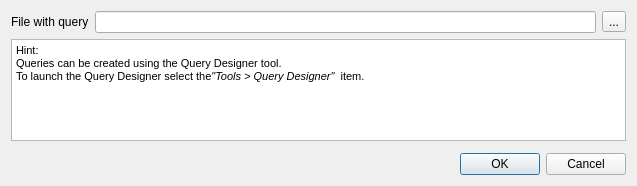
Qt form src/plugins/query_designer/src/QDDialog.ui (ugeneunipro/ugene) before a commit.
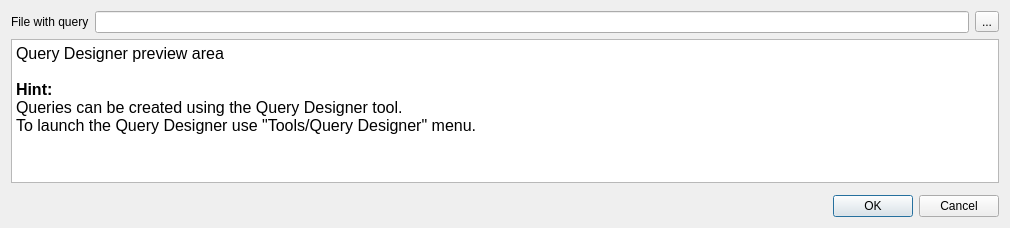
The same form after that commit.

The edit to the form file:
```diff
--- a/src/plugins/query_designer/src/QDDialog.ui
+++ b/src/plugins/query_designer/src/QDDialog.ui
@@ -6,8 +6,8 @@
    <rect>
     <x>0</x>
     <y>0</y>
-    <width>637</width>
-    <height>186</height>
+    <width>1010</width>
+    <height>228</height>
    </rect>
   </property>
   <property name="windowTitle">
@@ -24,11 +24,7 @@
       </widget>
      </item>
      <item>
-      <widget class="QLineEdit" name="queryFileEdit">
-       <property name="readOnly">
-        <bool>false</bool>
-       </property>
-      </widget>
+      <widget class="QLineEdit" name="queryFileEdit"/>
      </item>
      <item>
       <widget class="QToolButton" name="tbSelectQuery">
@@ -50,14 +46,21 @@
        <verstretch>0</verstretch>
       </sizepolicy>
      </property>
+     <property name="minimumSize">
+      <size>
+       <width>0</width>
+       <height>120</height>
+      </size>
+     </property>
      <property name="html">
       <string>&lt;!DOCTYPE HTML PUBLIC &quot;-//W3C//DTD HTML 4.0//EN&quot; &quot;http://www.w3.org/TR/REC-html40/strict.dtd&quot;&gt;
-&lt;html&gt;&lt;head&gt;&lt;meta name=&quot;qrichtext&quot; content=&quot;1&quot; /&gt;&lt;style type=&quot;text/css&quot;&gt;
+&lt;html&gt;&lt;head&gt;&lt;meta name=&quot;qrichtext&quot; content=&quot;1&quot; /&gt;&lt;meta charset=&quot;utf-8&quot; /&gt;&lt;style type=&quot;text/css&quot;&gt;
 p, li { white-space: pre-wrap; }
-&lt;/style&gt;&lt;/head&gt;&lt;body style=&quot; font-family:'Sans Serif'; font-size:9pt; font-weight:400; font-style:normal;&quot;&gt;
-&lt;p style=&quot; margin-top:0px; margin-bottom:0px; margin-left:0px; margin-right:0px; -qt-block-indent:0; text-indent:0px;&quot;&gt;&lt;span style=&quot; font-family:'MS Shell Dlg 2'; font-size:8pt;&quot;&gt;Hint: &lt;/span&gt;&lt;/p&gt;
-&lt;p style=&quot; margin-top:0px; margin-bottom:0px; margin-left:0px; margin-right:0px; -qt-block-indent:0; text-indent:0px;&quot;&gt;&lt;span style=&quot; font-family:'MS Shell Dlg 2'; font-size:8pt;&quot;&gt;Queries can be created using the Query Designer tool. &lt;/span&gt;&lt;/p&gt;
-&lt;p style=&quot; margin-top:0px; margin-bottom:0px; margin-left:0px; margin-right:0px; -qt-block-indent:0; text-indent:0px;&quot;&gt;&lt;span style=&quot; font-family:'MS Shell Dlg 2'; font-size:8pt;&quot;&gt;To launch the Query Designer select the&lt;/span&gt;&lt;span style=&quot; font-family:'MS Shell Dlg 2'; font-size:8pt; font-style:italic;&quot;&gt;&amp;quot;Tools &amp;gt; Query Designer&amp;quot;  &lt;/span&gt;&lt;span style=&quot; font-family:'MS Shell Dlg 2'; font-size:8pt;&quot;&gt;item.&lt;/span&gt;&lt;/p&gt;&lt;/body&gt;&lt;/html&gt;</string>
+hr { height: 1px; border-width: 0; }
+li.unchecked::marker { content: &quot;\2610&quot;; }
+li.checked::marker { content: &quot;\2612&quot;; }
+&lt;/style&gt;&lt;/head&gt;&lt;body style=&quot; font-family:'Ubuntu'; font-size:12pt; font-weight:400; font-style:normal;&quot;&gt;
+&lt;p style=&quot; margin-top:0px; margin-bottom:0px; margin-left:0px; margin-right:0px; -qt-block-indent:0; text-indent:0px;&quot;&gt;Query Designer preview area &lt;br /&gt;&lt;br /&gt;&lt;span style=&quot; font-weight:700;&quot;&gt;Hint:&lt;/span&gt;&lt;br /&gt;Queries can be created using the Query Designer tool.&lt;br /&gt;To launch the Query Designer use &amp;quot;Tools/Query Designer&amp;quot; menu.&lt;br /&gt;&lt;/p&gt;&lt;/body&gt;&lt;/html&gt;</string>
      </property>
      <property name="textInteractionFlags">
       <set>Qt::TextSelectableByKeyboard|Qt::TextSelectableByMouse</set>
@@ -77,19 +80,6 @@
      </property>
     </widget>
    </item>
-   <item>
-    <spacer name="verticalSpacer">
-     <property name="orientation">
-      <enum>Qt::Vertical</enum>
-     </property>
-     <property name="sizeHint" stdset="0">
-      <size>
-       <width>20</width>
-       <height>1</height>
-      </size>
-     </property>
-    </spacer>
-   </item>
    <item>
     <widget class="QDialogButtonBox" name="buttonBox">
      <property name="standardButtons">
```
Left out of the diff: 2 changed lines with no effect on the pictures.
